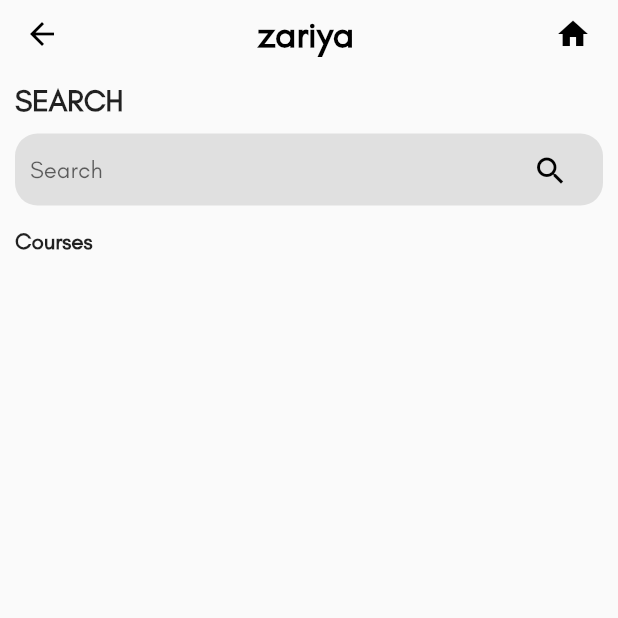
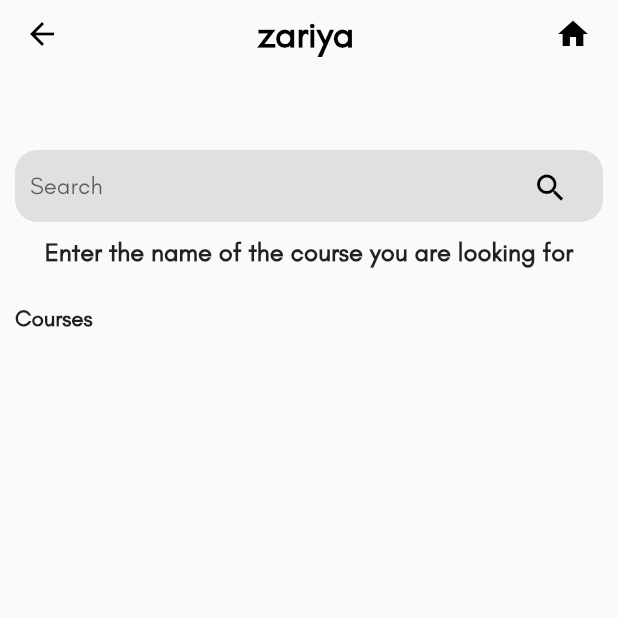
Before and after one commit to hareshnayak/zariya, a Flutter app: the ChatPage screen opened directly, on a phone screen of 412 x 824 dp, the top half of it. Run offline on Flutter 3.47's test engine with Material 2 defaults, Android fonts, the light colour scheme and no system bars; our stand-ins replace carousel_pro, carousel_slider, cloud_firestore, firebase_auth, firebase_storage, google_sign_in and 1 more; accounts and stored records are empty.

Commit message:
Update search.dart

```diff
--- a/lib/search.dart
+++ b/lib/search.dart
@@ -44,12 +44,15 @@ class _ChatPageState extends State<ChatPage> {
       child: Column(
         crossAxisAlignment: CrossAxisAlignment.start,
         children: <Widget>[
-          Container(
-              padding: EdgeInsets.fromLTRB(10,10,10,5),
-              child: Text('SEARCH',
-                  style: TextStyle(fontWeight: FontWeight.bold, fontSize: 20),
-              textAlign: TextAlign.left,)),
+//           Container(
+//               padding: EdgeInsets.fromLTRB(10,10,10,5),
+//               child: Text('SEARCH',
+//                   style: TextStyle(fontWeight: FontWeight.bold, fontSize: 20),
+//               textAlign: TextAlign.left,)),
 //           Container(height: 1, color: grey1),
+          SizedBox(
+          height: 50,
+          ),
           Stack(children:<Widget>[
             Container(
                 margin: EdgeInsets.fromLTRB(10,5,10,10),
@@ -76,9 +79,15 @@ class _ChatPageState extends State<ChatPage> {
                   child: Icon(Icons.search, color: Colors.black),),),),
           ]),
           Container(
+          width: MediaQuery.of(context).size.width,
+          padding: EdgeInsets.symmetric(horizontal:20),
+          child:Text('Enter the name of the course you are looking for', textAlign:TextAlign.center, style:TextStyle
+(fontWeight:FontWeight.bold, fontSize:17),),),
+          SizedBox(height:20),
+          Container(
               padding: EdgeInsets.fromLTRB(10,5,10,10),
               child: Text('Courses',
-                  style: TextStyle(fontWeight: FontWeight.bold, fontSize: 15))),
+                  style: TextStyle(fontWeight: FontWeight.bold, fontSize: 15),),),
 //           StreamBuilder<QuerySnapshot>(
 //             stream: Firestore.instance.collection('academies').snapshots(),
 //             builder: (context, snapshot){
```
